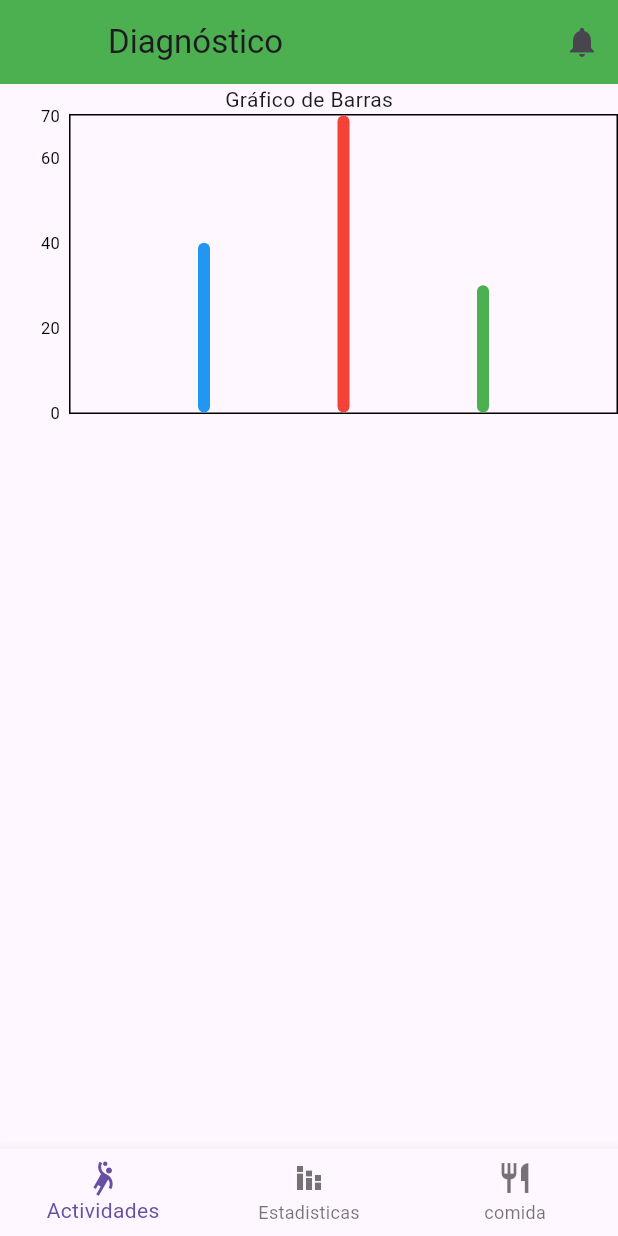
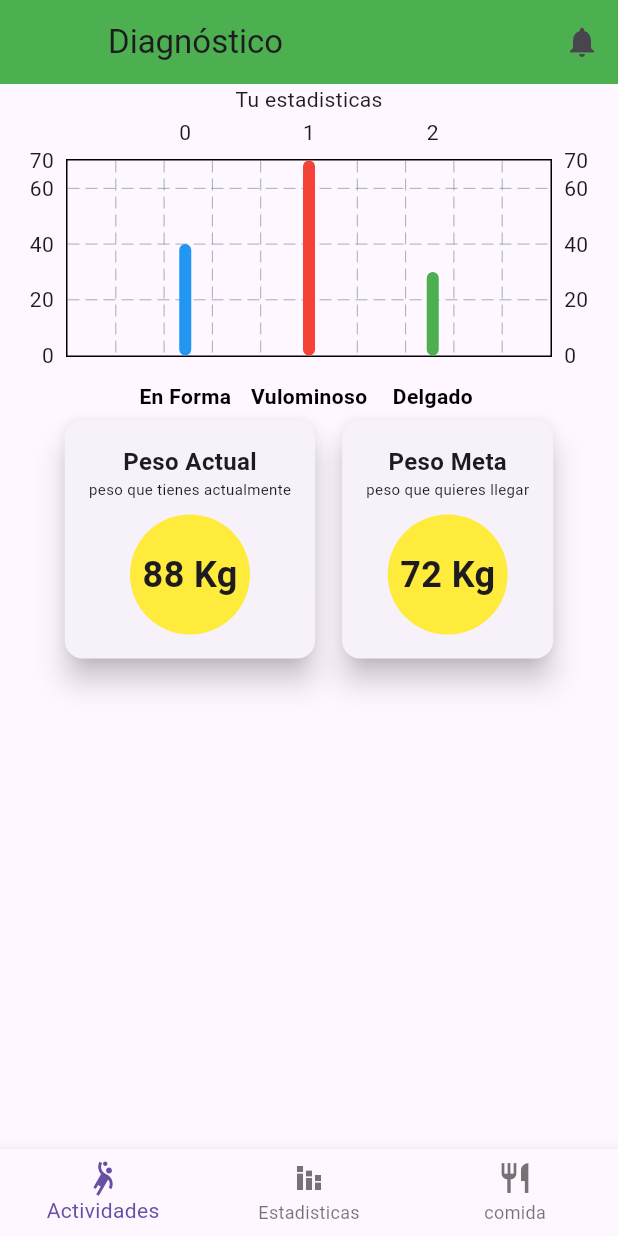
Before and after one commit to yeshua-aguilar/app_puntosano, a Flutter app: the Estadistica screen opened by its route, on a phone screen of 412 x 824 dp. Run offline on Flutter 3.47's test engine with Material 3 defaults, Android fonts, the phone set to English and light mode, and no system bars; drawn by our look-alikes of fl_chart; our stand-ins replace camera.

Commit message:
avanses de estadisticas

```diff
--- a/lib/estadisticas.dart
+++ b/lib/estadisticas.dart
@@ -24,7 +24,7 @@
       body: Center(
         child: Column(
           children: <Widget>[
-            Text('Gráfico de Barras'),
+            Text('Tu estadisticas'),
             Container(
               height: 200,
               child: BarChart(
@@ -60,12 +60,105 @@
                   ],
                   titlesData: FlTitlesData(
                     show: true,
-                    bottomTitles: SideTitles(
-                      showTitles: false,
+                    bottomTitles: AxisTitles(
+                      sideTitles: SideTitles(
+                        showTitles: true,
+                        getTitlesWidget: getTitles,
+                        reservedSize: 38,
+                      ),
                     ),
                   ),
                 ),
               ),
+            ),
+            Wrap(
+              spacing: 10.0,
+              children: <Widget>[
+                Card(
+                  elevation: 8,
+                  shadowColor: Colors.black,
+                  child: Padding(
+                    padding: const EdgeInsets.all(16.0),
+                    child: Column(
+                      children: <Widget>[
+                        Text(
+                          'Peso Actual',
+                          style: TextStyle(
+                            fontWeight: FontWeight.bold,
+                            fontSize: 16,
+                          ),
+                        ),
+                        Text(
+                          'peso que tienes actualmente',
+                          style: TextStyle(
+                            fontSize: 10,
+                          ),
+                        ),
+                        SizedBox(height: 10),
+                        Container(
+                          width: 80,
+                          height: 80,
+                          decoration: BoxDecoration(
+                            shape: BoxShape.circle,
+                            color: Colors.yellow,
+                          ),
+                          child: Center(
+                            child: Text(
+                              '88 Kg',
+                              style: TextStyle(
+                                fontWeight: FontWeight.bold,
+                                fontSize: 24,
+                              ),
+                            ),
+                          ),
+                        ),
+                      ],
+                    ),
+                  ),
+                ),
+                Card(
+                  elevation: 8,
+                  shadowColor: Colors.black,
+                  child: Padding(
+                    padding: const EdgeInsets.all(16.0),
+                    child: Column(
+                      children: <Widget>[
+                        Text(
+                          'Peso Meta',
+                          style: TextStyle(
+                            fontWeight: FontWeight.bold,
+                            fontSize: 16,
+                          ),
+                        ),
+                        Text(
+                          'peso que quieres llegar',
+                          style: TextStyle(
+                            fontSize: 10,
+                          ),
+                        ),
+                        SizedBox(height: 10),
+                        Container(
+                          width: 80,
+                          height: 80,
+                          decoration: BoxDecoration(
+                            shape: BoxShape.circle,
+                            color: Colors.yellow,
+                          ),
+                          child: Center(
+                            child: Text(
+                              '72 Kg',
+                              style: TextStyle(
+                                fontWeight: FontWeight.bold,
+                                fontSize: 24,
+                              ),
+                            ),
+                          ),
+                        ),
+                      ],
+                    ),
+                  ),
+                ),
+              ],
             ),
           ],
         ),
@@ -90,3 +183,31 @@
     );
   }
 }
+
+Widget getTitles(double value, TitleMeta meta) {
+  const style = TextStyle(
+    color: Color.fromARGB(255, 0, 0, 0),
+    fontWeight: FontWeight.bold,
+    fontSize: 14,
+  );
+  Widget text;
+  switch (value.toInt()) {
+    case 0:
+      text = const Text('En Forma', style: style);
+      break;
+    case 1:
+      text = const Text('Vulominoso', style: style);
+      break;
+    case 2:
+      text = const Text('Delgado', style: style);
+      break;
+    default:
+      text = const Text('', style: style);
+      break;
+  }
+  return SideTitleWidget(
+    axisSide: meta.axisSide,
+    space: 16,
+    child: text,
+  );
+}
```
